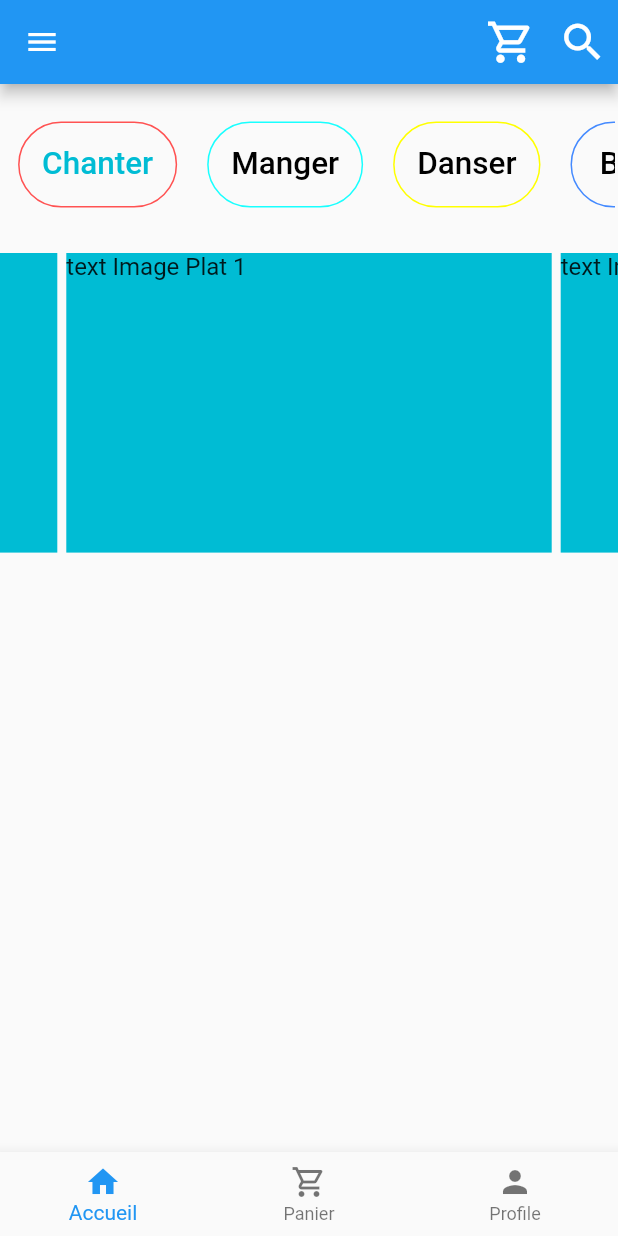
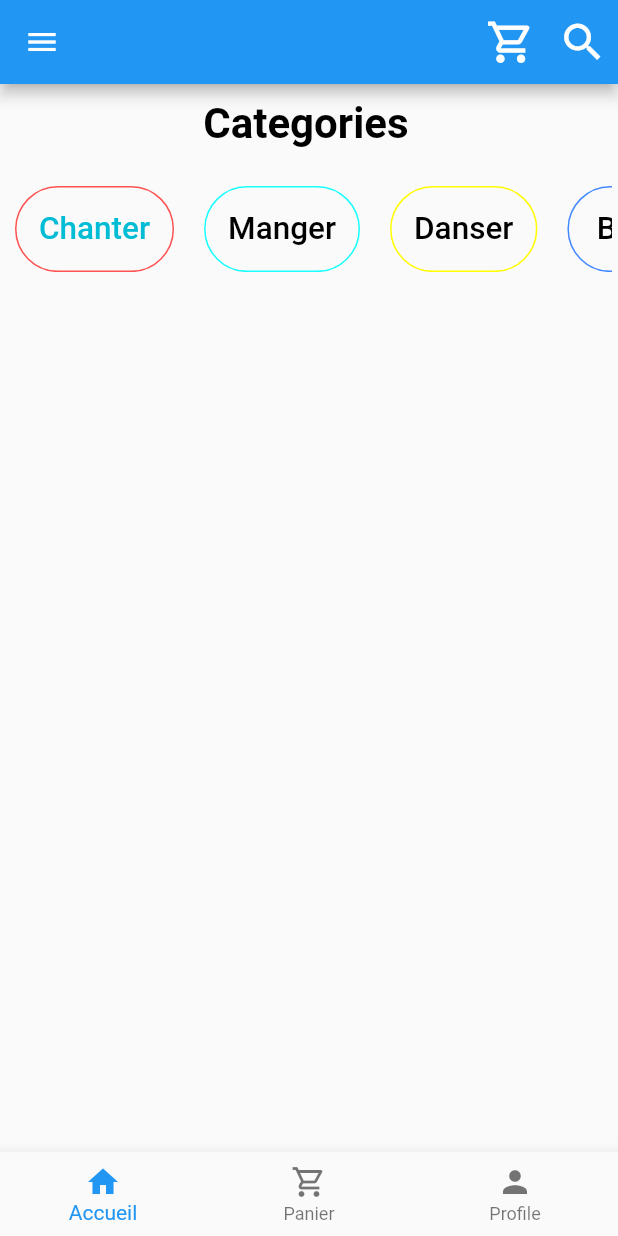
Before and after one commit to British29/IVT, a Flutter app: the ButtonNavigationApp screen opened directly, on a phone screen of 412 x 824 dp. Run offline on Flutter 3.47's test engine with Material 2 defaults, Android fonts, the phone set to English and light mode, and no system bars; drawn by our look-alikes of carousel_slider; our stand-ins replace fluttertoast, hexcolor, shared_preferences; accounts and stored records are empty.

Commit message:
Nouvelle mise à jour

```diff
--- a/lib/contenue/accueil_screen.dart
+++ b/lib/contenue/accueil_screen.dart
@@ -10,6 +10,10 @@ class AcceuilApp extends StatefulWidget {
 }
 
 class _AcceuilAppState extends State<AcceuilApp> {
+  void initState() {
+    super.initState();
+  }
+
   void logout() async {
     SharedPreferences preferences = await SharedPreferences.getInstance();
     await preferences.clear();
@@ -116,6 +120,16 @@ class _AcceuilAppState extends State<AcceuilApp> {
       body: SingleChildScrollView(
         child: Column(
           children: [
+            SizedBox(
+              height: 10,
+            ),
+            Text(
+              'Categories',
+              style: TextStyle(
+                  fontSize: 28,
+                  fontWeight: FontWeight.bold,
+                  color: Colors.black),
+            ),
             Container(
               height: MediaQuery.of(context).size.height * 0.1,
               width: MediaQuery.of(context).size.width * 0.99,
@@ -251,29 +265,6 @@ class _AcceuilAppState extends State<AcceuilApp> {
             SizedBox(
               height: 30,
             ),
-            CarouselSlider(
-              options: CarouselOptions(height: 200.0),
-              items: [
-                'Image Plat 1',
-                'Image Plat 2',
-                'Image Plat 3',
-                'Image Plat 4',
-                'Image Plat 5',
-              ].map((i) {
-                return Builder(
-                  builder: (BuildContext context) {
-                    return Container(
-                        width: MediaQuery.of(context).size.width,
-                        margin: EdgeInsets.symmetric(horizontal: 3.0),
-                        decoration: BoxDecoration(color: HexColor("#00BCD4")),
-                        child: Text(
-                          'text $i',
-                          style: TextStyle(fontSize: 16.0),
-                        ));
-                  },
-                );
-              }).toList(),
-            ),
           ],
         ),
       ),
--- a/lib/contenue/button_navigation_screen.dart
+++ b/lib/contenue/button_navigation_screen.dart
@@ -1,5 +1,6 @@
 import 'package:flutter/material.dart';
 import 'package:vente/contenue/accueil_screen.dart';
+import 'package:vente/contenue/panier_screen.dart';
 import 'package:vente/contenue/profile_screen.dart';
 
 class ButtonNavigationApp extends StatefulWidget {
@@ -10,6 +11,7 @@ class ButtonNavigationApp extends StatefulWidget {
 class _ButtonNavigationAppState extends State<ButtonNavigationApp> {
   int selectedIndex = 0;
   Widget _myAcceuilApp = AcceuilApp();
+  Widget _myPagePanier = PagePanier();
   Widget _myProfilUser = ProfilUser();
 
   @override
@@ -43,6 +45,8 @@ class _ButtonNavigationAppState extends State<ButtonNavigationApp> {
   Widget getBody() {
     if (this.selectedIndex == 0) {
       return this._myAcceuilApp;
+    } else if (this.selectedIndex == 1) {
+      return this._myPagePanier;
     } else {
       return this._myProfilUser;
     }
```
Also changed, not shown: lib/connexion/inscription_screen.dart (+10 -3 lines), lib/connexion/login_screen.dart (+22 -1 lines), lib/contenue/panier_screen.dart (added, +20 -0 lines), lib/contenue/profile_screen.dart (+16 -7 lines), assets/logo.png (deleted), assets/logoaccueil.png (deleted).
